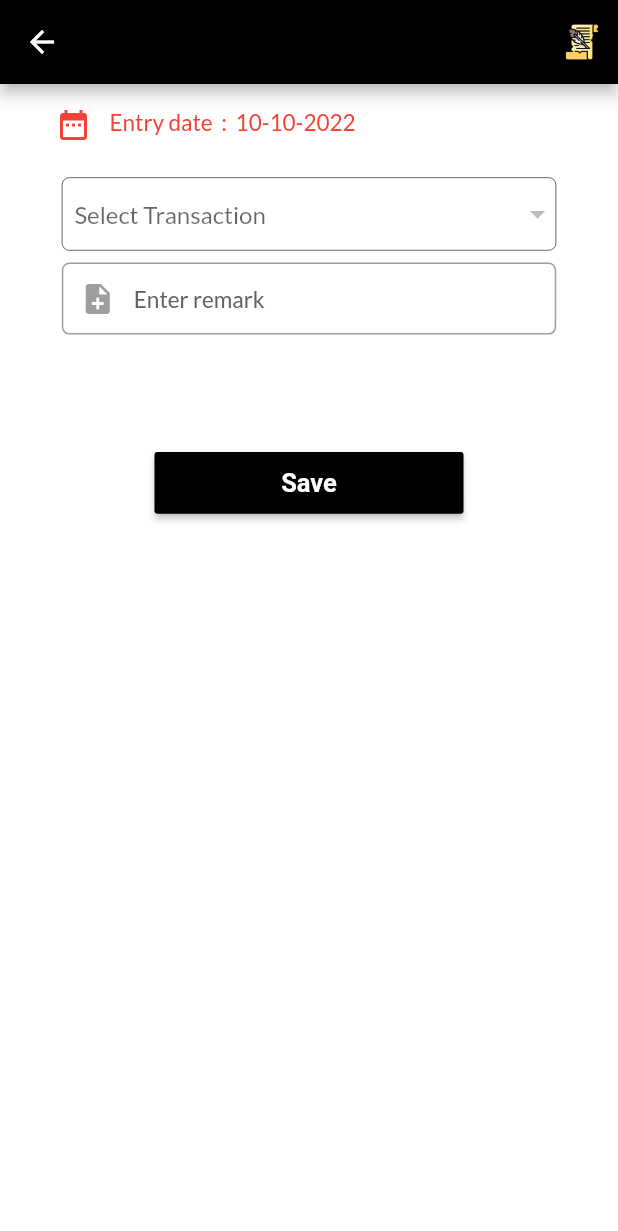
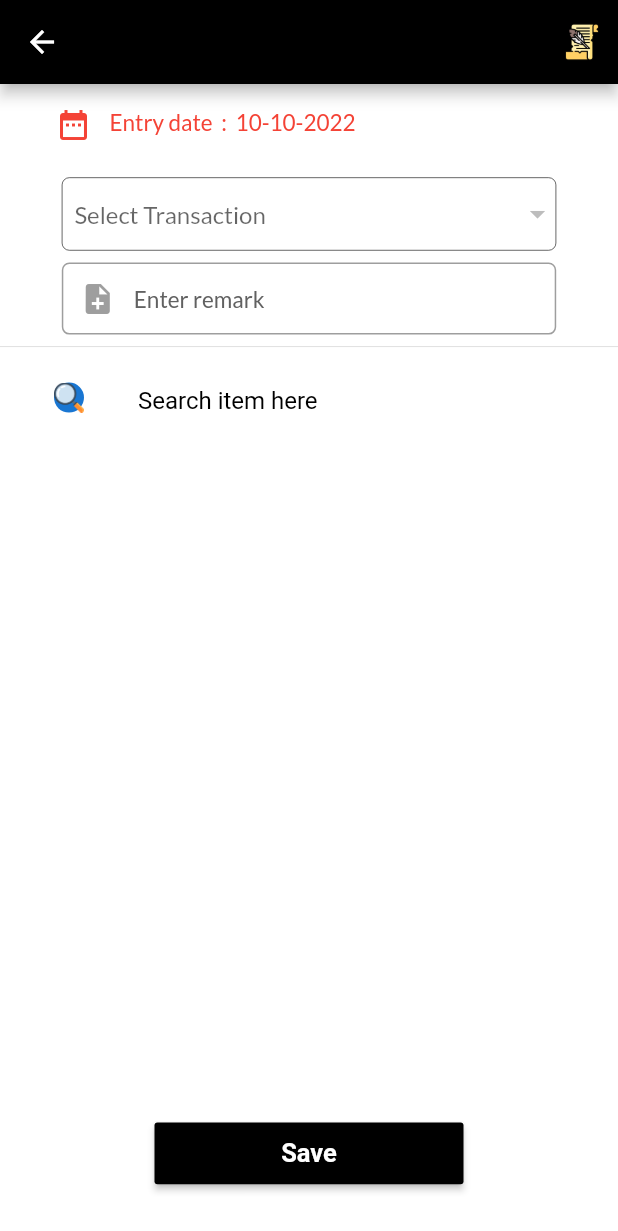
Before and after one commit to anusha-akhil/mystock, a Flutter app: the TransactionPage2 screen opened directly, on a phone screen of 412 x 824 dp. Shown: the top 1231 px of the screen. Run offline on Flutter 3.47's test engine with Material 2 defaults, Android fonts, the phone set to English and light mode, and no system bars; our stand-ins replace animated_splash_screen, azlistview, badges, cached_network_image, connectivity_plus, device_info_plus and 17 more; missing offline and left inert: external_path, fast_image_resizer, flutter_phone_direct_caller, pinch_zoom_release_unzoom; accounts and stored records are empty.

Commit message:
search bottom

```diff
--- a/lib/controller/controller.dart
+++ b/lib/controller/controller.dart
@@ -252,7 +252,7 @@ class Controller extends ChangeNotifier {
             'event': event,
             'cart_id': cart_id
           };
-          print("body-----$body");
+          print("add body-----$body");
           if (action != "delete") {
             isLoading = true;
             notifyListeners();
--- a/lib/screen/search_page/searchscreen.dart
+++ b/lib/screen/search_page/searchscreen.dart
@@ -105,12 +105,12 @@ class _SearchScreenState extends State<SearchScreen> {
                       subtitle: Row(
                         children: [
                           Text(
-                              "SRate1 :  ${value.searchList[index]["s_rate_1"]}"),
+                              "MOP :  ${value.searchList[index]["s_rate_1"]}"),
                           SizedBox(
                             width: size.width * 0.03,
                           ),
                           Text(
-                              "SRate2 :  ${value.searchList[index]["s_rate_2"]}"),
+                              "MRP :  ${value.searchList[index]["s_rate_2"]}"),
                         ],
                       ),
                     );
--- a/lib/screen/transaction2Page.dart
+++ b/lib/screen/transaction2Page.dart
@@ -3,6 +3,7 @@ import 'package:flutter_spinkit/flutter_spinkit.dart';
 import 'package:google_fonts/google_fonts.dart';
 import 'package:intl/intl.dart';
 import 'package:mystock/components/commonColor.dart';
+import 'package:mystock/components/searchBottomsheet.dart';
 import 'package:mystock/controller/controller.dart';
 import 'package:mystock/screen/dashboard/mainDashboard.dart';
 import 'package:mystock/screen/historyPage.dart';
@@ -22,6 +23,7 @@ class TransactionPage2 extends StatefulWidget {
 }
 
 class _TransactionPage2State extends State<TransactionPage2> {
+  SearchBottomSheet searchSheet = SearchBottomSheet();
   List<String> splitted = [];
   ValueNotifier<bool> visible = ValueNotifier(false);
   List<Map<String, dynamic>> list = [];
@@ -212,9 +214,10 @@ class _TransactionPage2State extends State<TransactionPage2> {
                         hintText: "Enter remark"),
                   ),
                 ),
-                SizedBox(
-                  height: size.height * 0.08,
-                ),
+                Divider(),
+                // SizedBox(
+                //   height: size.height * 0.08,
+                // ),
                 ValueListenableBuilder(
                     valueListenable: visible,
                     builder: (BuildContext context, bool v, Widget? child) {
@@ -235,8 +238,32 @@ class _TransactionPage2State extends State<TransactionPage2> {
                         ),
                       );
                     }),
-                SizedBox(
-                  height: size.height * 0.015,
+                Padding(
+                  padding: const EdgeInsets.only(left: 20.0, right: 10),
+                  child: ListTile(
+                    onTap: () {
+                      searchSheet.showsearchSheet(context,size);
+                    },
+                    title: Text(
+                      "Search item here",
+                      style: GoogleFonts.aBeeZee(
+                          textStyle: Theme.of(context).textTheme.bodyText2,
+                          fontSize: 16,
+                          // fontWeight: FontWeight.bold,
+                          color: P_Settings.loginPagetheme),
+                    ),
+                    leading: CircleAvatar(
+                        radius: 10, child: Image.asset("asset/search.png")),
+                  ),
+                ),
+                Container(
+                  height: size.height * 0.55,
+                  child: ListView.builder(
+                    itemCount: 10,
+                    itemBuilder: (context, index) {
+                      return ListTile();
+                    },
+                  ),
                 ),
                 Row(
                   mainAxisAlignment: MainAxisAlignment.center,
@@ -331,14 +358,14 @@ class _TransactionPage2State extends State<TransactionPage2> {
                     ),
                   ],
                 ),
-                value.isProdLoading
-                    ? Padding(
-                        padding: const EdgeInsets.only(top: 80.0),
-                        child: SpinKitFadingCircle(
-                          color: P_Settings.loginPagetheme,
-                        ),
-                      )
-                    : Container()
+                // value.isProdLoading
+                //     ? Padding(
+                //         padding: const EdgeInsets.only(top: 80.0),
+                //         child: SpinKitFadingCircle(
+                //           color: P_Settings.loginPagetheme,
+                //         ),
+                //       )
+                //     : Container()
               ],
             ),
           );
```
Also changed, not shown: lib/components/searchBottomsheet.dart (added, +165 -0 lines).
